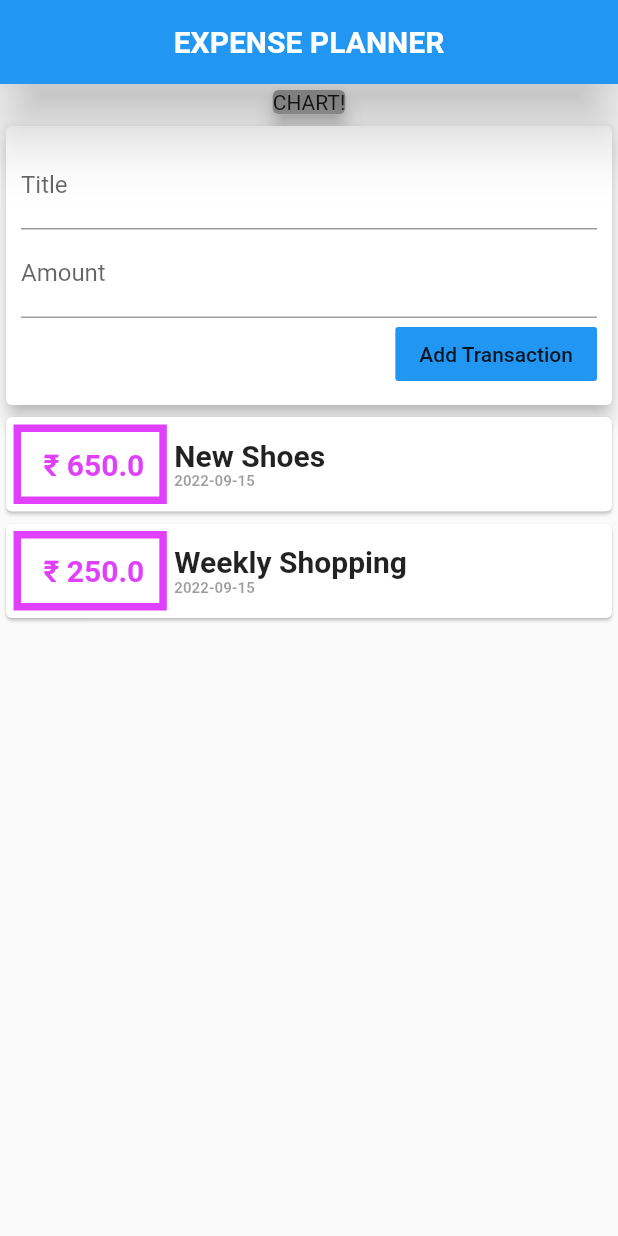
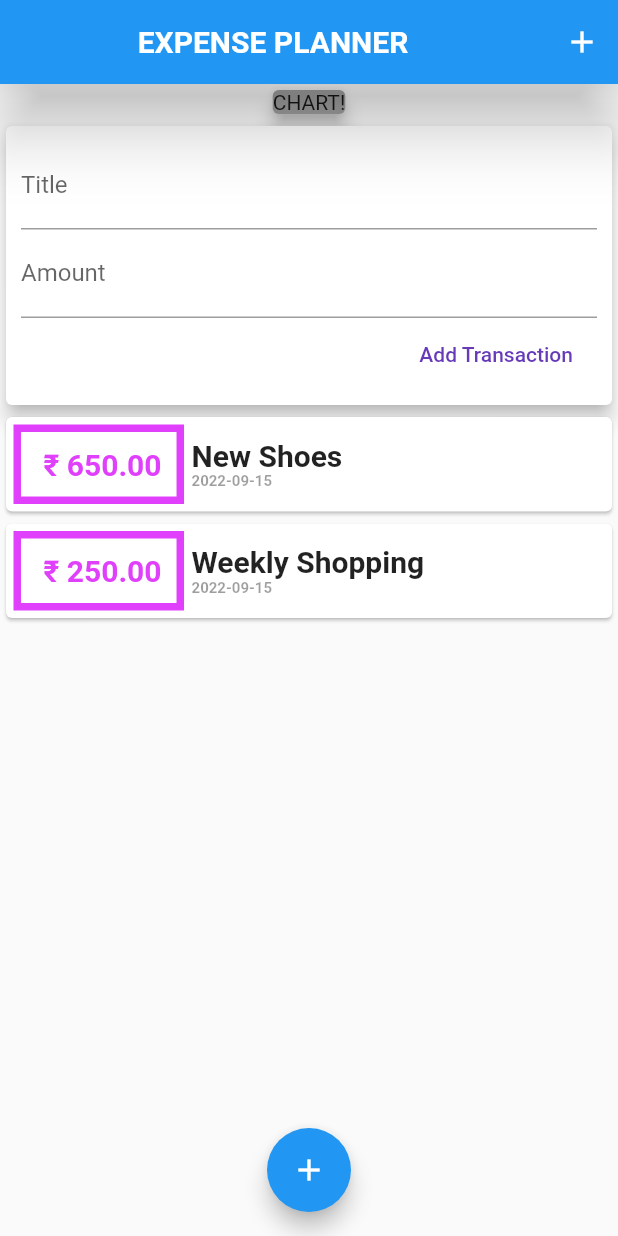
Before and after one commit to Jitender-yaduvanshi/expense_planner, a Flutter app: the screen it shows after launch, after a tap on "Add Transaction", on a phone screen of 412 x 824 dp. Run offline on Flutter 3.47's test engine with Material 2 defaults, Android fonts, the phone set to English and light mode, and no system bars.

Commit message:
buttond added num keyboard added

```diff
--- a/lib/main.dart
+++ b/lib/main.dart
@@ -13,6 +13,9 @@ class MyApp extends StatelessWidget {
 }
 
 class MyHomePage extends StatelessWidget {
+  void startAddNewTransaction(){
+    showModalBottomSheet(context: context, builder: builder)
+  }
   @override
   Widget build(BuildContext context) {
     return MaterialApp(
@@ -25,6 +28,15 @@ class MyHomePage extends StatelessWidget {
               style: TextStyle(fontWeight: FontWeight.bold),
             ),
           ),
+          actions: [
+            IconButton(
+              icon: Icon(
+                Icons.add,
+                color: Colors.white,
+              ),
+              onPressed: () {},
+            )
+          ],
         ),
         body: SingleChildScrollView(
           child: Column(
@@ -42,6 +54,11 @@ class MyHomePage extends StatelessWidget {
             ],
           ),
         ),
+        floatingActionButtonLocation: FloatingActionButtonLocation.centerFloat,
+        floatingActionButton: FloatingActionButton(
+          onPressed: () {},
+          child: Icon(Icons.add,color: Colors.white,),
+        ),
       ),
       debugShowCheckedModeBanner: false,
     );
--- a/lib/widgets/new_transaction.dart
+++ b/lib/widgets/new_transaction.dart
@@ -6,12 +6,18 @@ class NewTransaction extends StatelessWidget {
   final titleController = TextEditingController();
   final amountController = TextEditingController();
   NewTransaction(this.addTx);
-  void submitData () {
+  void submitData() {
+    final enteredTitle = titleController.text;
+    final enteredAmount = double.parse(amountController.text);
+    if (enteredTitle.isEmpty || enteredAmount <= 0) {
+      return;
+    }
     addTx(
-      titleController.text,
-      double.parse(amountController.text),
+      enteredTitle,
+      enteredAmount,
     );
   }
+
   @override
   Widget build(BuildContext context) {
     return Card(
@@ -29,17 +35,15 @@ class NewTransaction extends StatelessWidget {
               decoration: InputDecoration(labelText: 'Amount'),
               controller: amountController,
               keyboardType: TextInputType.number,
-              onSubmitted: (_)=>submitData,
+              onSubmitted: (_) => submitData(),
             ),
             FlatButton(
-              onPressed: () {
-                addTx(
-                  titleController.text,
-                  double.parse(amountController.text),
-                );
-              },
-              child: Text('Add Transaction'),
-              color: Colors.blue,
+              onPressed: submitData,
+              child: Text(
+                'Add Transaction',
+                style: TextStyle(color: Colors.deepPurple),
+              ),
+              // color: Colors.blue,
             )
           ],
         ),
--- a/lib/widgets/transaction_list.dart
+++ b/lib/widgets/transaction_list.dart
@@ -21,7 +21,7 @@ class TransactionList extends StatelessWidget {
                   ),
                   margin: EdgeInsets.symmetric(horizontal: 5, vertical: 5),
                   child: Text(
-                    ' ₹ ${tx.amount}',
+                    ' ₹ ${tx.amount.toStringAsFixed(2)}',
                     style: TextStyle(
                         fontWeight: FontWeight.bold,
                         fontSize: 20,
```
